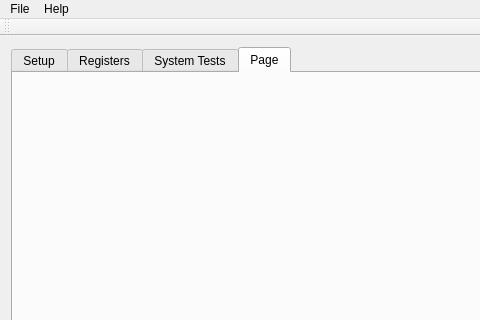
First picture: the form in GUI/View/mainview.ui, repository tristandupree/Ph2_ACF, before the edit; both pictures show x 0 to 480 and y 0 to 320 of the 845 by 666 pixel window.
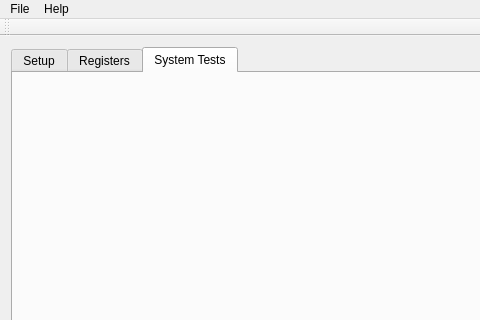
Second picture: the form after the edit. The open tabs and pages were chosen to show the change.

Diff of the .ui file:
```diff
--- a/GUI/View/mainview.ui
+++ b/GUI/View/mainview.ui
@@ -50,16 +50,6 @@
         </item>
        </layout>
       </widget>
-      <widget class="QWidget" name="tabTBrowser">
-       <attribute name="title">
-        <string>Page</string>
-       </attribute>
-       <layout class="QVBoxLayout" name="verticalLayout_3">
-        <item>
-         <layout class="QVBoxLayout" name="loTBrowser"/>
-        </item>
-       </layout>
-      </widget>
      </widget>
     </item>
    </layout>
```
